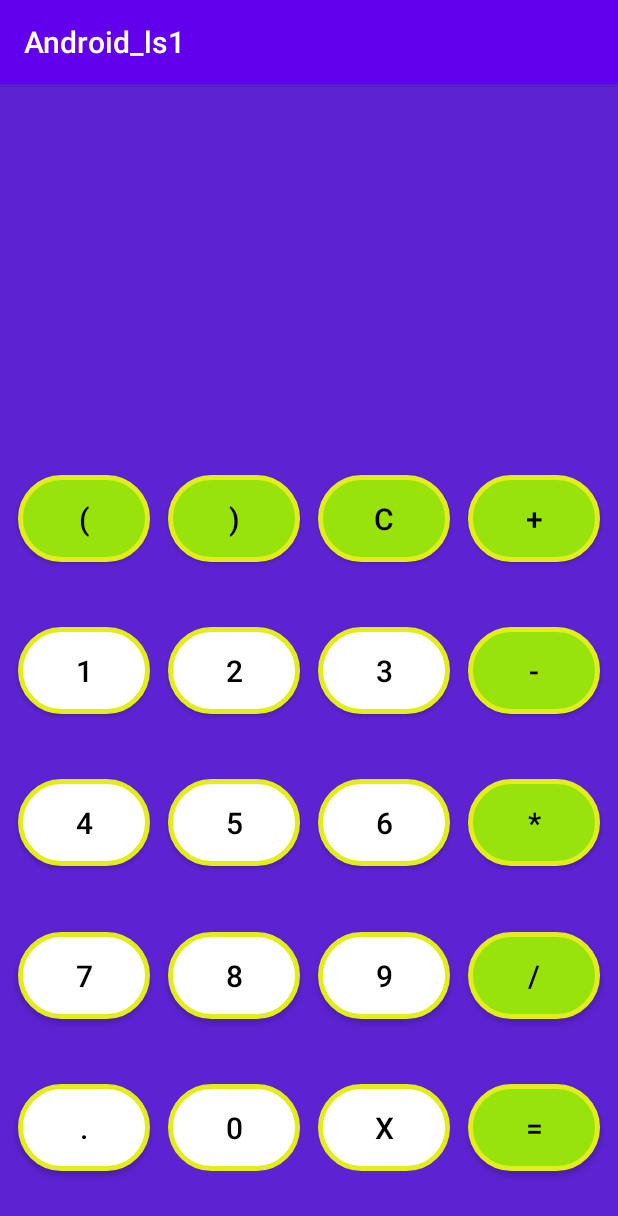
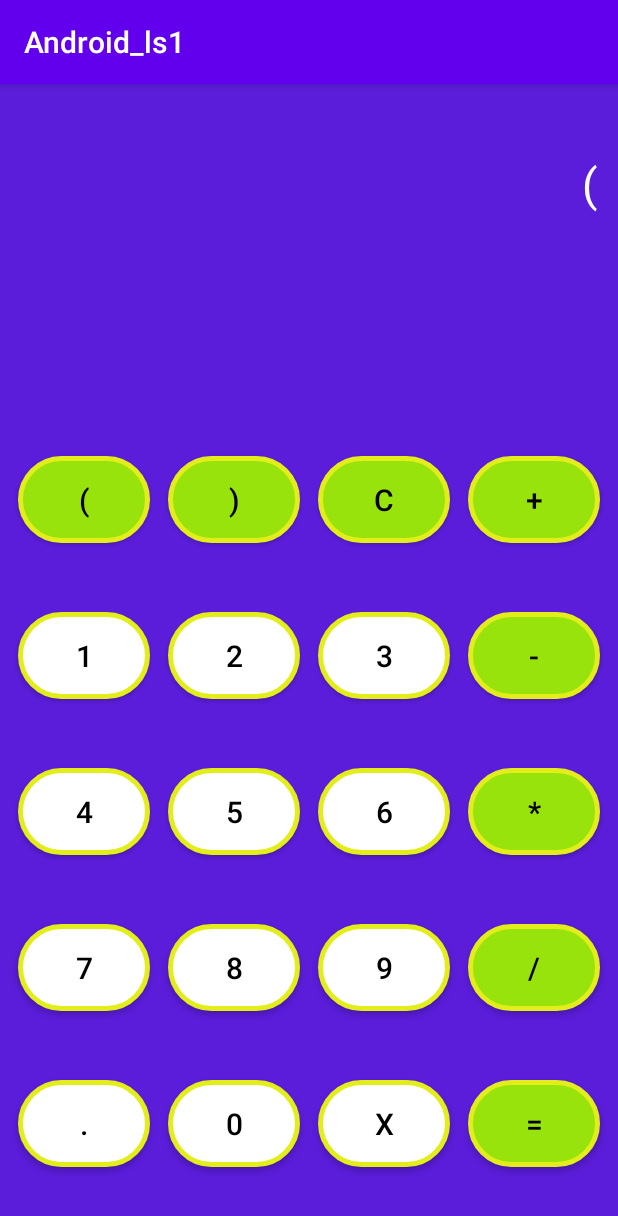
Before and after one commit to Jaka061/Android_hw, an Android app: the screen it shows after launch (MainActivity), after a tap on an icon or button, on a phone screen of 412 x 824 dp. Shown: the top 1216 px of the screen. Run offline under Robolectric (Android 15) with nearby library versions, the phone set to English and light mode, and no system bars.

Commit message:
hw 10,12 calc

```diff
--- a/app/src/main/java/com/android_ls1/MainActivity.kt
+++ b/app/src/main/java/com/android_ls1/MainActivity.kt
@@ -79,21 +79,21 @@ class MainActivity : AppCompatActivity() {
                 }else{
                     txtResult.text = res1.toString()
                 }
-            }catch(e : ArithmeticException){
-                Log.e("Ошибка :"," ${e.message}")
+            } catch(e:ArithmeticException){
+                Log.e("Ошибка :"," $e")
                 txtResult.text = "На 0 делить нельзя !"
-
-            }catch (e: Exception){
-                Log.e("Ошибка :"," ${e.message}")
+            }catch (e:Exception){
+                Log.e("Ошибка :"," $e")
                 txtResult.text = "Ошибка !"
             }
         }
     }
     fun txtCalc (string : String ) {
-        if (txtResult.text != " "){
-            txtInput.text == txtResult.text
-            txtResult.text = ""
-        }else{ txtInput.append(string) }
+        if(txtResult.text.isNotEmpty()){
+            txtInput.text = txtResult.text
+            txtResult.text=""
+        }
+        txtInput.append(string)
     }
 
 }
--- a/app/src/main/res/layout/activity_main.xml
+++ b/app/src/main/res/layout/activity_main.xml
@@ -4,18 +4,17 @@
     xmlns:tools="http://schemas.android.com/tools"
     android:layout_width="match_parent"
     android:layout_height="match_parent"
-    android:background="#5D23D3"
+    android:background="#5B1DDA"
     tools:context=".MainActivity">
 <!--txt-->
 
     <androidx.appcompat.widget.AppCompatTextView
         android:id="@+id/txtInput"
         android:layout_width="match_parent"
-        android:layout_height="90dp"
+        android:layout_height="60dp"
         android:layout_marginHorizontal="14dp"
         android:text=""
         android:textAlignment="textEnd"
-        android:ellipsize="start"
         android:textColorHint="@android:color/white"
         android:textColor="@android:color/white"
         android:textSize="30sp"
@@ -29,7 +28,7 @@
     <androidx.appcompat.widget.AppCompatTextView
         android:id="@+id/txtResult"
         android:layout_width="match_parent"
-        android:layout_height="40dp"
+        android:layout_height="50dp"
         android:layout_marginHorizontal="14dp"
         android:text=""
         android:textColor="@android:color/white"
```
